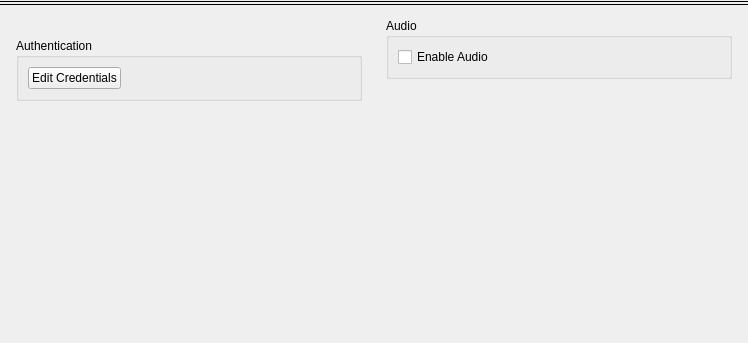
First picture: the form in client/nx_client_desktop/src/nx/client/desktop/resource_properties/camera/widgets/camera_settings_general_tab_widget.ui, repository networkoptix/nx_open, before the edit.
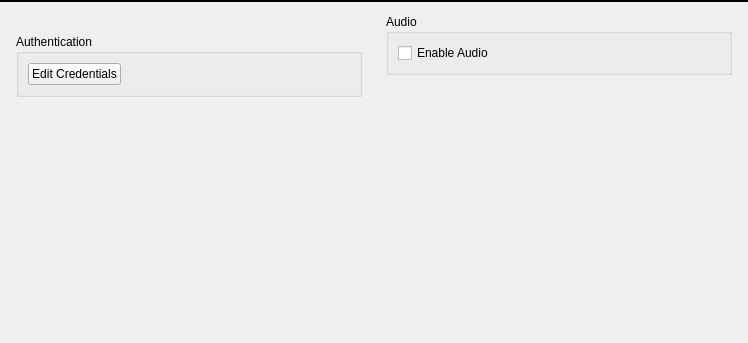
Second picture: the form after the edit. Custom widgets are drawn as their Qt base class.

Commit message:
New camera settings: license usage controls in General tab
<==== Mercurial data ====>
Branch: vms

```diff
--- a/client/nx_client_desktop/src/nx/client/desktop/resource_properties/camera/widgets/camera_settings_general_tab_widget.ui
+++ b/client/nx_client_desktop/src/nx/client/desktop/resource_properties/camera/widgets/camera_settings_general_tab_widget.ui
@@ -31,6 +31,12 @@
    </item>
    <item>
     <widget class="Line" name="overLicensingLine">
+     <property name="maximumSize">
+      <size>
+       <width>16777215</width>
+       <height>1</height>
+      </size>
+     </property>
      <property name="frameShadow">
       <enum>QFrame::Plain</enum>
      </property>
@@ -41,6 +47,12 @@
    </item>
    <item>
     <widget class="Line" name="overGridLine">
+     <property name="maximumSize">
+      <size>
+       <width>16777215</width>
+       <height>1</height>
+      </size>
+     </property>
      <property name="frameShadow">
       <enum>QFrame::Plain</enum>
      </property>
@@ -233,6 +245,12 @@
    <header location="global">nx/client/desktop/resource_properties/camera/widgets/wearable_camera_motion_widget.h</header>
    <container>1</container>
   </customwidget>
+  <customwidget>
+   <class>nx::client::desktop::CameraLicensePanelWidget</class>
+   <extends>QWidget</extends>
+   <header location="global">nx/client/desktop/resource_properties/camera/widgets/camera_license_panel_widget.h</header>
+   <container>1</container>
+  </customwidget>
  </customwidgets>
  <tabstops>
   <tabstop>enableAudioCheckBox</tabstop>
```
Left out of the diff: 8 changed lines with no effect on the pictures. The commit also changes 15 other files.
